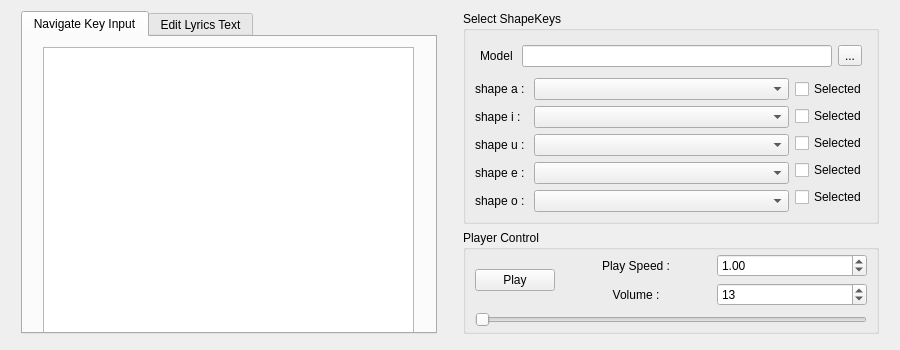
Above: src/mainwidget.ui from Ndgt/AnimateBlendShape before the change. Below: the same form after it.
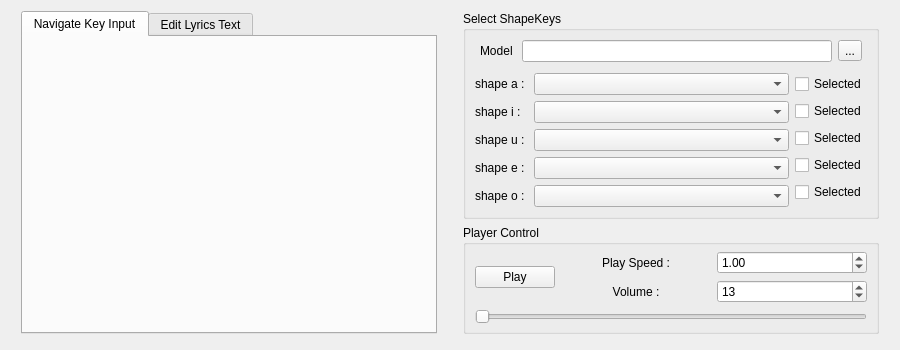
That is the form after the change.

What changed in the file:
```diff
--- a/src/mainwidget.ui
+++ b/src/mainwidget.ui
@@ -33,6 +33,12 @@
      </property>
      <item>
       <widget class="QTabWidget" name="tabWidget">
+       <property name="sizePolicy">
+        <sizepolicy hsizetype="Expanding" vsizetype="Preferred">
+         <horstretch>0</horstretch>
+         <verstretch>0</verstretch>
+        </sizepolicy>
+       </property>
        <property name="currentIndex">
         <number>0</number>
        </property>
@@ -40,16 +46,6 @@
         <attribute name="title">
          <string>Navigate Key Input</string>
         </attribute>
-        <widget class="QTableView" name="tableView">
-         <property name="geometry">
-          <rect>
-           <x>20</x>
-           <y>10</y>
-           <width>371</width>
-           <height>291</height>
-          </rect>
-         </property>
-        </widget>
        </widget>
        <widget class="QWidget" name="tab_2">
         <attribute name="title">
@@ -90,7 +86,7 @@
                <number>5</number>
               </property>
               <property name="topMargin">
-               <number>5</number>
+               <number>0</number>
               </property>
               <property name="rightMargin">
                <number>5</number>
```
